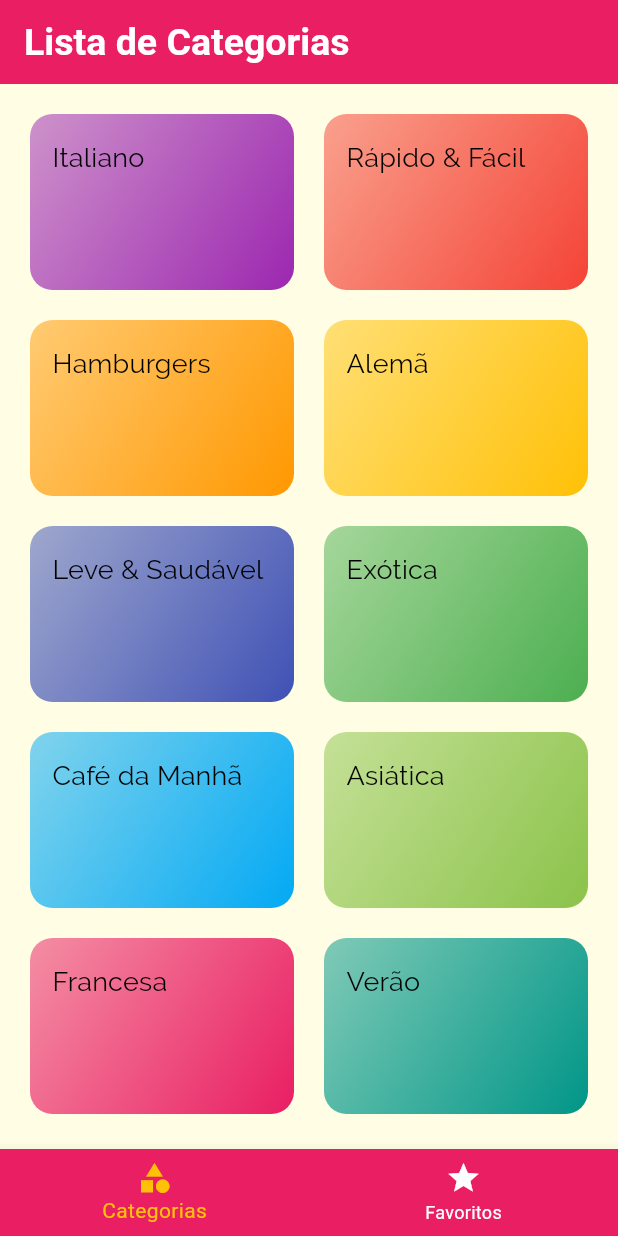
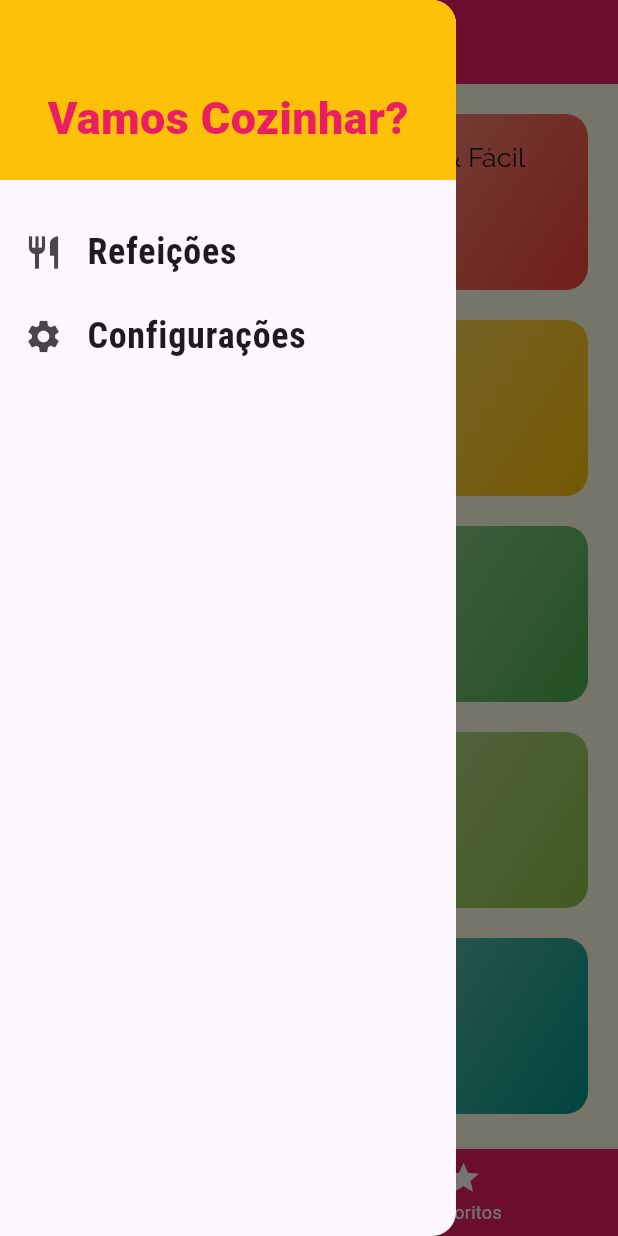
Before and after one commit to DaniloBitencourt/meals, a Flutter app: the screen it shows after launch, with the side drawer open (before the commit the screen has no drawer), on a phone screen of 412 x 824 dp. Run offline on Flutter 3.47's test engine with Material 3 defaults, Android fonts, the phone set to English and light mode, and no system bars; Roboto replaces fonts that are missing (OpenSans).

Commit message:
Adição do Drawer

```diff
--- /dev/null
+++ b/lib/components/main_drawer.dart
@@ -0,0 +1,62 @@
+import 'package:flutter/material.dart';
+import '../utils/app_routes.dart';
+
+class MainDrawer extends StatelessWidget {
+  const MainDrawer({super.key});
+
+  Widget _createItem(IconData icon, String label, VoidCallback? onTap) {
+    return ListTile(
+      leading: Icon(
+        icon,
+        size: 26,
+      ),
+      title: Text(
+        label,
+        style: TextStyle(
+          fontFamily: 'RobotoCondensed',
+          fontSize: 24,
+          fontWeight: FontWeight.bold,
+        ),
+      ),
+      onTap: onTap,
+    );
+  }
+
+  @override
+  Widget build(BuildContext context) {
+    return Drawer(
+      child: Column(
+        children: [
+          Container(
+            height: 120,
+            width: double.infinity,
+            padding: EdgeInsets.all(20),
+            color: Theme.of(context).colorScheme.secondary,
+            alignment: Alignment.bottomCenter,
+            child: Text(
+              'Vamos Cozinhar?',
+              style: TextStyle(
+                fontWeight: FontWeight.w900,
+                fontSize: 30,
+                color: Theme.of(context).colorScheme.primary,
+              ),
+            ),
+          ),
+          SizedBox(
+            height: 20,
+          ),
+          _createItem(
+            Icons.restaurant,
+            'Refeições',
+            () => Navigator.of(context).pushNamed(AppRoutes.HOME),
+          ),
+          _createItem(
+            Icons.settings,
+            'Configurações',
+            () => Navigator.of(context).pushNamed(AppRoutes.SETTINGS),
+          ),
+        ],
+      ),
+    );
+  }
+}
--- a/lib/main.dart
+++ b/lib/main.dart
@@ -2,6 +2,7 @@ import 'package:flutter/material.dart';
 import 'screens/tabs_screen.dart';
 import 'screens/categories_meals_screen.dart';
 import 'screens/meal_detail_screen.dart';
+import 'screens/settings_screen.dart';
 import 'utils/app_routes.dart';
 
 void main() {
@@ -72,6 +73,7 @@ class MyApp extends StatelessWidget {
         AppRoutes.HOME: (ctx) => const TabsScreen(),
         AppRoutes.CATEGORIES_MEALS: (ctx) => CategoriesMealsScreen(),
         AppRoutes.MEAL_DETAIL: (ctx) => const MealDetailScreen(),
+        AppRoutes.SETTINGS: (ctx) => const SettingsScreen(),
       },
     );
   }
--- /dev/null
+++ b/lib/screens/settings_screen.dart
@@ -0,0 +1,17 @@
+import 'package:flutter/material.dart';
+
+class SettingsScreen extends StatelessWidget {
+  const SettingsScreen({super.key});
+
+  @override
+  Widget build(BuildContext context) {
+    return Scaffold(
+      appBar: AppBar(
+        title: Text('Configurações'),
+      ),
+      body: Center(
+        child: Text('Configurações!'),
+      ),
+    );
+  }
+}
--- a/lib/screens/tabs_screen.dart
+++ b/lib/screens/tabs_screen.dart
@@ -1,6 +1,7 @@
 import 'package:flutter/material.dart';
 import 'categories_screen.dart';
 import 'favorite_screen.dart';
+import '../components/main_drawer.dart';
 
 class TabsScreen extends StatefulWidget {
   const TabsScreen({super.key});
@@ -31,6 +32,7 @@ class _TabsScreenState extends State<TabsScreen> {
           _screens[_selectedScreenIndex]['title'] as String,
         ),
       ),
+      drawer: MainDrawer(),
       body: _screens[_selectedScreenIndex]['screen'] as Widget,
       bottomNavigationBar: BottomNavigationBar(
         onTap: _selectScreen,
--- a/lib/utils/app_routes.dart
+++ b/lib/utils/app_routes.dart
@@ -2,4 +2,5 @@ class AppRoutes{
   static const HOME = '/';
   static const CATEGORIES_MEALS = '/categories-meals';
   static const MEAL_DETAIL = '/meal-detail';
+  static const SETTINGS = '/settings';
 }
```
